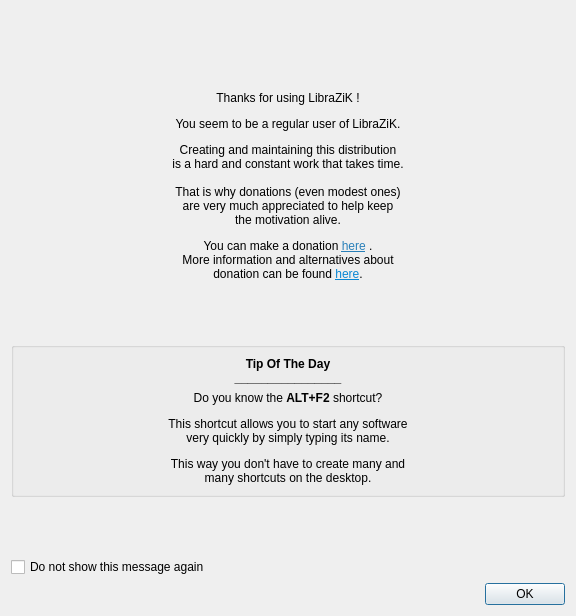
The window that resources/ui/donate.ui (LibraZiK/lzk_donate_tip) describes before a commit, drawn with Qt 5.
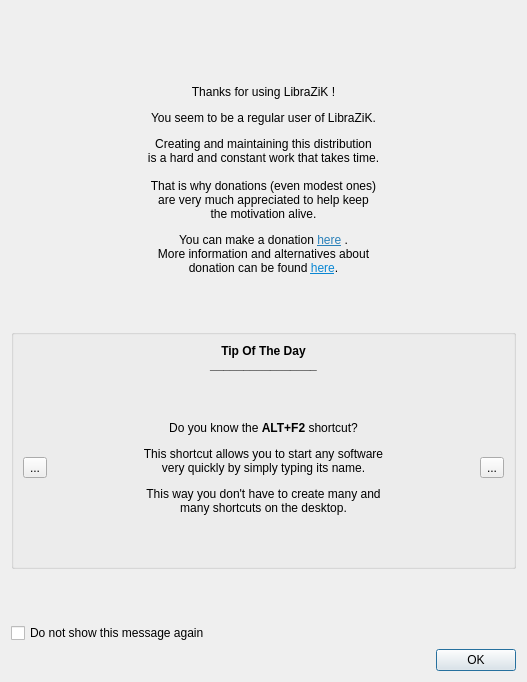
The same window after the commit. Icons and pictures are not drawn.

Patch:
```diff
--- a/resources/ui/donate.ui
+++ b/resources/ui/donate.ui
@@ -6,8 +6,8 @@
    <rect>
     <x>0</x>
     <y>0</y>
-    <width>576</width>
-    <height>616</height>
+    <width>527</width>
+    <height>682</height>
    </rect>
   </property>
   <property name="windowTitle">
@@ -100,6 +100,18 @@
      </item>
      <item>
       <widget class="QGroupBox" name="groupBox">
+       <property name="minimumSize">
+        <size>
+         <width>0</width>
+         <height>240</height>
+        </size>
+       </property>
+       <property name="maximumSize">
+        <size>
+         <width>16777215</width>
+         <height>240</height>
+        </size>
+       </property>
        <property name="title">
         <string/>
        </property>
@@ -108,6 +120,18 @@
          <layout class="QVBoxLayout" name="verticalLayout_3">
           <item>
            <widget class="QLabel" name="labelTypeOfTheDayTitle">
+            <property name="sizePolicy">
+             <sizepolicy hsizetype="Preferred" vsizetype="Fixed">
+              <horstretch>0</horstretch>
+              <verstretch>0</verstretch>
+             </sizepolicy>
+            </property>
+            <property name="maximumSize">
+             <size>
+              <width>16777215</width>
+              <height>40</height>
+             </size>
+            </property>
             <property name="text">
              <string>&lt;html&gt;&lt;head/&gt;&lt;body&gt;&lt;p&gt;&lt;span style=&quot; font-weight:696;&quot;&gt;Tip Of The Day&lt;br/&gt;________________&lt;/span&gt;&lt;/p&gt;&lt;/body&gt;&lt;/html&gt;</string>
             </property>
@@ -117,6 +141,31 @@
            </widget>
           </item>
           <item>
+           <spacer name="verticalSpacer_4">
+            <property name="orientation">
+             <enum>Qt::Vertical</enum>
+            </property>
+            <property name="sizeHint" stdset="0">
+             <size>
+              <width>20</width>
+              <height>40</height>
+             </size>
+            </property>
+           </spacer>
+          </item>
+          <item>
+           <layout class="QHBoxLayout" name="horizontalLayout_2">
+            <item>
+             <widget class="QToolButton" name="toolButtonPrevious">
+              <property name="text">
+               <string>...</string>
+              </property>
+              <property name="icon">
+               <iconset theme="go-previous"/>
+              </property>
+             </widget>
+            </item>
+            <item>
            <widget class="QLabel" name="labelTipOfTheDay">
             <property name="text">
              <string>&lt;html&gt;&lt;head/&gt;&lt;body&gt;&lt;p&gt;Do you know the &lt;span style=&quot; font-weight:600;&quot;&gt;ALT+F2&lt;/span&gt; shortcut?&lt;/p&gt;&lt;p&gt;This shortcut allows you to start any software&lt;br/&gt;very quickly by simply typing its name.&lt;/p&gt;&lt;p&gt;This way you don't have to create many and&lt;br/&gt;many shortcuts on the desktop.&lt;/p&gt;&lt;/body&gt;&lt;/html&gt;</string>
@@ -131,6 +180,31 @@
              <bool>true</bool>
             </property>
            </widget>
+            </item>
+            <item>
+             <widget class="QToolButton" name="toolButtonNext">
+              <property name="text">
+               <string>...</string>
+              </property>
+              <property name="icon">
+               <iconset theme="go-next"/>
+              </property>
+             </widget>
+            </item>
+           </layout>
+          </item>
+          <item>
+           <spacer name="verticalSpacer_5">
+            <property name="orientation">
+             <enum>Qt::Vertical</enum>
+            </property>
+            <property name="sizeHint" stdset="0">
+             <size>
+              <width>20</width>
+              <height>40</height>
+             </size>
+            </property>
+           </spacer>
           </item>
          </layout>
         </item>
```
Lines whose indentation alone changed are shown as unchanged.
